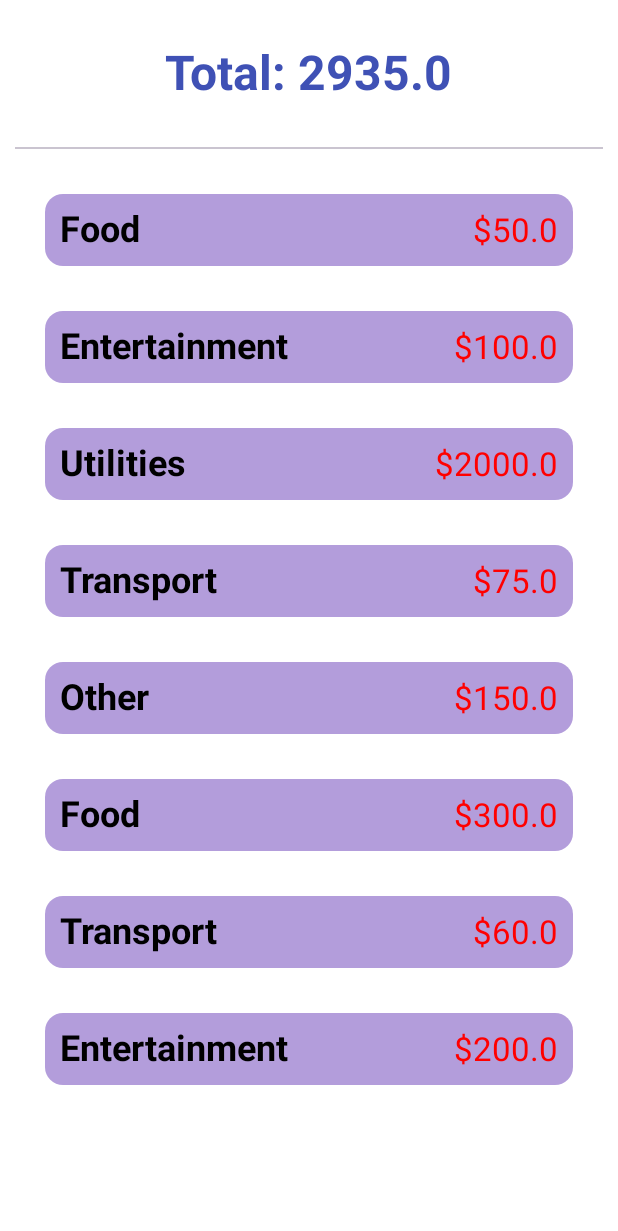
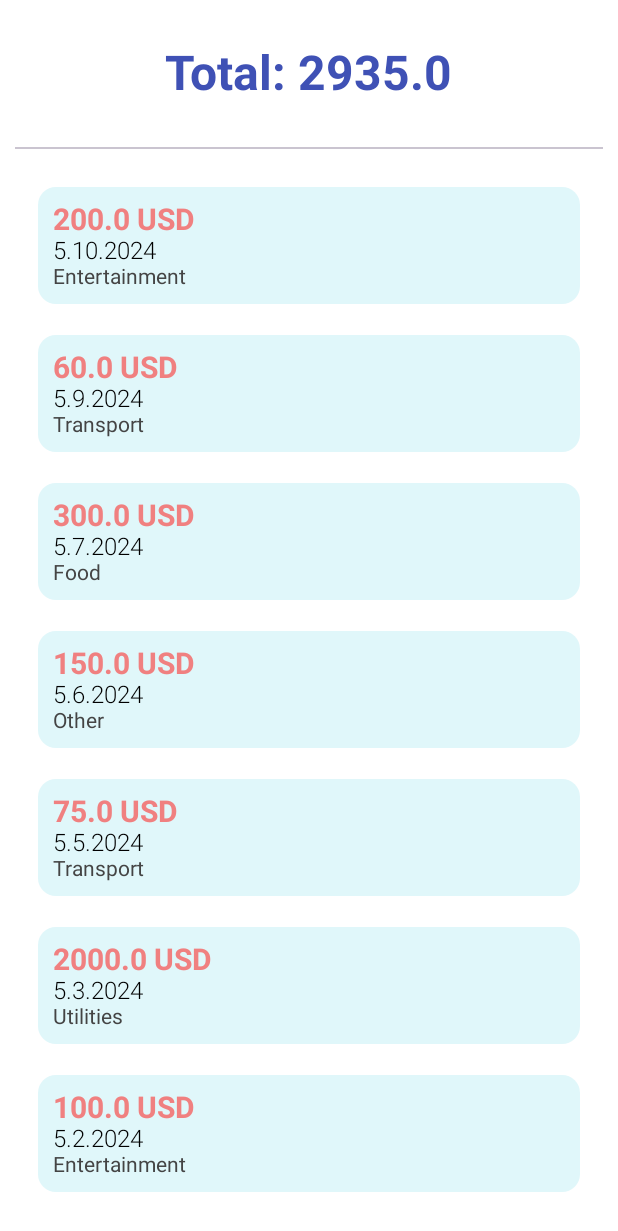
Before and after one commit to charovatzbassar/xtracker, an Android app built with Jetpack Compose: the @Preview function ExpensesScreenPreview, on a phone screen of 412 x 824 dp. Shown: the top 1231 px of the screen. Run offline under Robolectric (Android 15) with nearby library versions, the phone set to English and light mode, and no system bars.

Commit message:
ExpensesScreen v3

```diff
--- a/app/src/main/java/com/example/xtracker/ui/screen/ExpensesScreen.kt
+++ b/app/src/main/java/com/example/xtracker/ui/screen/ExpensesScreen.kt
@@ -1,5 +1,7 @@
 package com.example.myapplication.ui.screen
 
+import android.os.Build
+import androidx.annotation.RequiresApi
 import androidx.compose.foundation.layout.*
 import androidx.compose.foundation.lazy.LazyColumn
 import androidx.compose.foundation.lazy.items
@@ -15,7 +17,10 @@ import androidx.compose.ui.unit.sp
 import com.example.xtracker.model.Transaction
 import com.example.xtracker.model.Transactions
 import com.example.xtracker.model.Type
+import java.time.LocalDate
+import java.time.format.DateTimeFormatter
 
+@RequiresApi(Build.VERSION_CODES.O)
 @OptIn(ExperimentalMaterial3Api::class)
 @Composable
 fun ExpensesScreen() {
@@ -32,16 +37,13 @@ fun ExpensesScreen() {
             .padding(10.dp),
         horizontalAlignment = Alignment.CenterHorizontally
     ) {
-
         Spacer(modifier = Modifier.height(20.dp))
         Text(
             text = "Total: $totalExpenses",
             fontSize = 32.sp,
             fontWeight = FontWeight.Bold,
             color = Color(0xFF3F51B5),
-            modifier = Modifier
-                .align(Alignment.CenterHorizontally)
-
+            modifier = Modifier.align(Alignment.CenterHorizontally)
         )
         Spacer(modifier = Modifier.height(20.dp))
         Divider(modifier = Modifier.padding(vertical = 10.dp))
@@ -50,21 +52,28 @@ fun ExpensesScreen() {
             contentPadding = PaddingValues(10.dp),
             verticalArrangement = Arrangement.spacedBy(10.dp)
         ) {
-            items(Transactions.transactions.filter { it.type == Type.EXPENSE }) { transaction ->
+            items(Transactions.transactions.filter { it.type == Type.EXPENSE }.sortedByDescending { LocalDate.parse(it.date) }) { transaction ->
                 ExpenseItem(transaction)
             }
         }
     }
 }
 
+@RequiresApi(Build.VERSION_CODES.O)
 @Composable
 fun ExpenseItem(transaction: Transaction) {
+    val formatter = DateTimeFormatter.ofPattern("yyyy-MM-dd")
+    val date = LocalDate.parse(transaction.date, formatter)
+
+    val cardBackgroundColor = Color(0xFFE0F7FA)
+    val expenseAmountColor = Color(0xFFF08080)
+
     Card(
         modifier = Modifier
             .fillMaxWidth()
-            .padding(10.dp),
+            .padding(5.dp),
         colors = CardDefaults.cardColors(
-            containerColor = Color(0xFFB39DDB),
+            containerColor = cardBackgroundColor,
         )
     ) {
         Row(
@@ -74,20 +83,34 @@ fun ExpenseItem(transaction: Transaction) {
             horizontalArrangement = Arrangement.SpaceBetween,
             verticalAlignment = Alignment.CenterVertically
         ) {
-            Text(
-                text = transaction.category.name,
-                fontSize = 24.sp,
-                fontWeight = FontWeight.Bold
-            )
-            Text(
-                text = "$${transaction.amount}",
-                fontSize = 22.sp,
-                color = Color.Red
-            )
+            Column(
+                verticalArrangement = Arrangement.Center,
+                horizontalAlignment = Alignment.Start
+            ) {
+                Text(
+                    text = transaction.amount.toString() + " USD",
+                    fontSize = 20.sp,
+                    fontWeight = FontWeight.Bold,
+                    color = expenseAmountColor
+                )
+                Text(
+                    text = "${date.month.value.toString()}.${date.dayOfMonth.toString()}.${date.year.toString()}",
+                    fontSize = 16.sp,
+                    fontWeight = FontWeight.Light,
+                    color = Color.Black
+                )
+                Text(
+                    text = transaction.category.name,
+                    fontSize = 14.sp,
+                    fontWeight = FontWeight.Normal,
+                    color = Color.DarkGray
+                )
+            }
         }
     }
 }
 
+@RequiresApi(Build.VERSION_CODES.O)
 @Preview(showBackground = true)
 @Composable
 fun ExpensesScreenPreview() {
```
